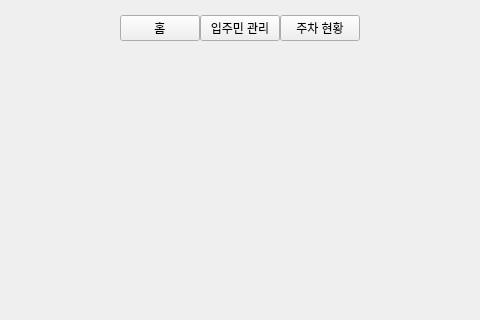
Above: src/AptManager/mainwindow.ui from anmincheol-71/apartment-resident-manager before the change; both pictures show x 308 to 788 and y 0 to 320 of the 1000 by 700 pixel window. Below: the same form after it.
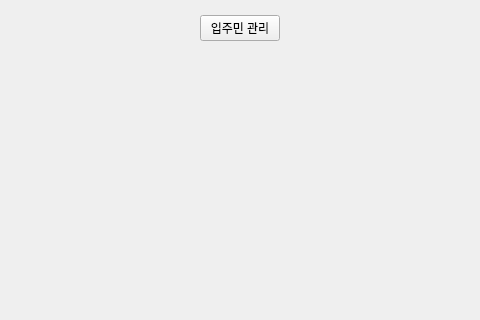
That is the form after the change.

Commit message: [리팩토링] 대시보드/주차 페이지 제거, 거주자 관리 핵심 기능만 유지

The edit to the form file:
```diff
--- a/src/AptManager/mainwindow.ui
+++ b/src/AptManager/mainwindow.ui
@@ -55,21 +55,11 @@
        </item>
 
        <!-- 네비 버튼 -->
-       <item>
-        <widget class="QPushButton" name="navHomeBtn">
-         <property name="text"><string>홈</string></property>
-        </widget>
-       </item>
        <item>
         <widget class="QPushButton" name="navResidentBtn">
          <property name="text"><string>입주민 관리</string></property>
         </widget>
        </item>
-       <item>
-        <widget class="QPushButton" name="navParkingBtn">
-         <property name="text"><string>주차 현황</string></property>
-        </widget>
-       </item>
 
        <item>
         <spacer name="navRightSpacer">
```
The commit also changes 9 other files.
